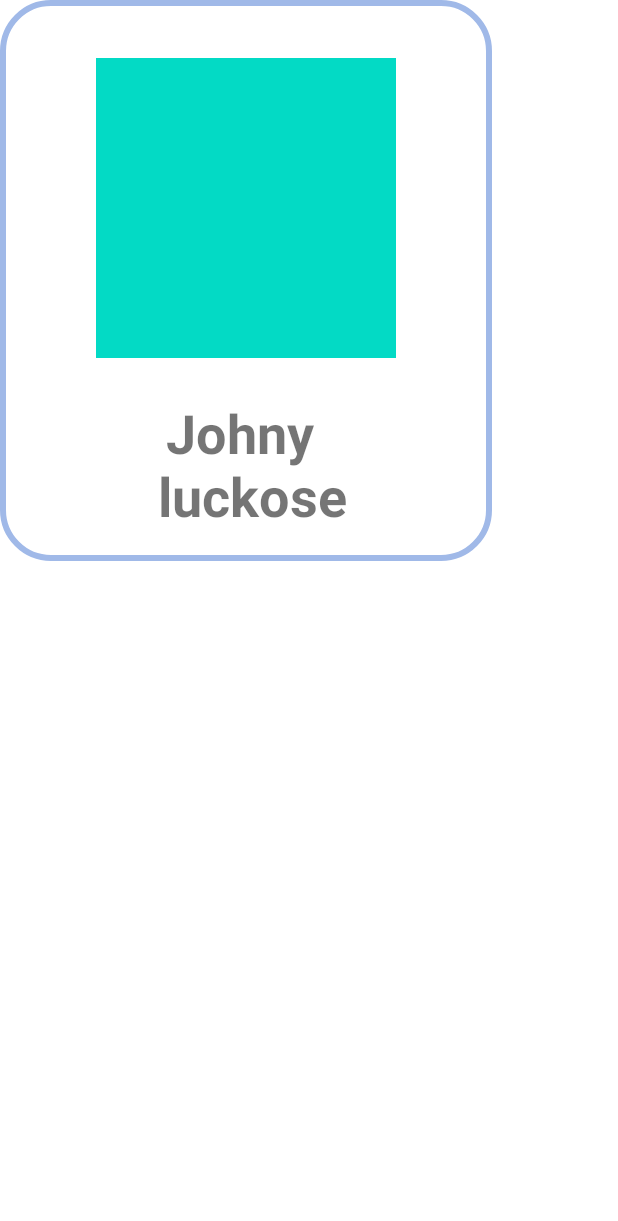
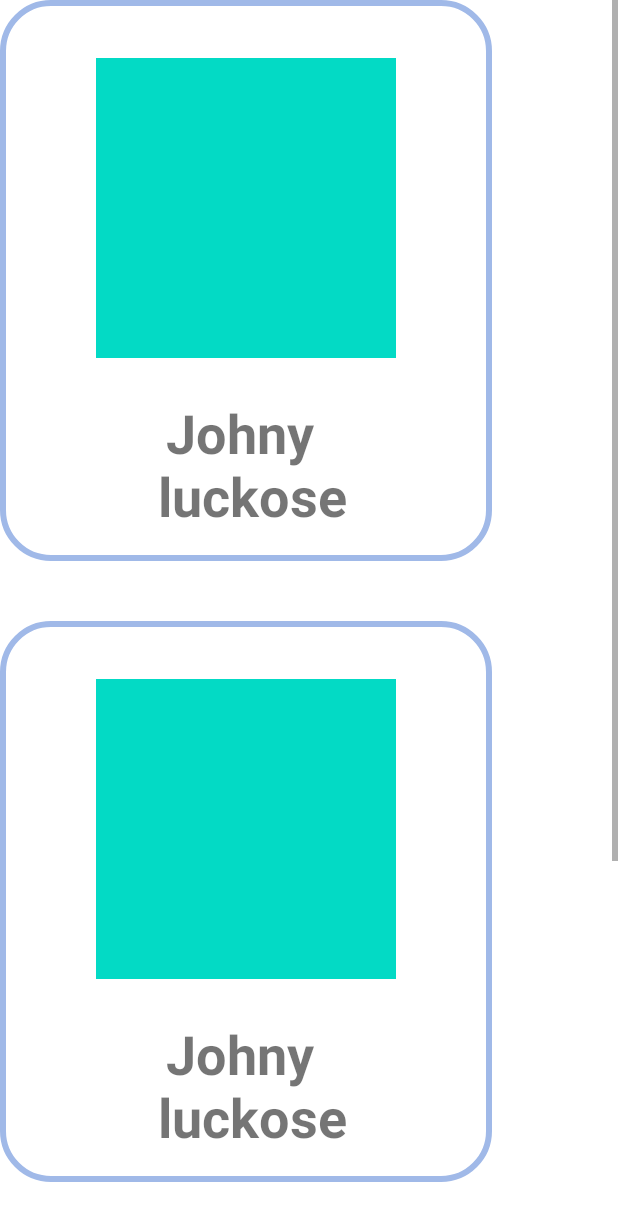
Before and after one commit to ShubhamVats1256/hipla-hybrid, an Android app: the layout fragment_application.xml on its own in the app's theme, with its tools: preview values and no code run, on a phone screen of 412 x 824 dp. Shown: the top 1221 px of the screen. Run offline under Robolectric (Android 15) with nearby library versions, the phone set to English and light mode, and no system bars.

Commit message:
application home screen

```diff
--- /dev/null
+++ b/app/src/main/java/com/hipla/channel/common/Constant.kt
@@ -0,0 +1,5 @@
+package com.hipla.channel.common
+
+object Constant {
+   const val EMPTY_STRING = ""
+}
--- /dev/null
+++ b/app/src/main/java/com/hipla/channel/entity/SalesUser.kt
@@ -0,0 +1,3 @@
+package com.hipla.channel.entity
+
+class SalesUser(val name: String, val profileImage: String? = null, val id: Int = 0)
--- /dev/null
+++ b/app/src/main/res/drawable-v24/circular_image_placeholder.xml
@@ -0,0 +1,4 @@
+<shape xmlns:android="http://schemas.android.com/apk/res/android"
+    android:shape="oval" >
+    <solid android:color="@color/image_placeholder" />
+</shape>
--- /dev/null
+++ b/app/src/main/res/drawable-v24/rounded_image_placeholder.xml
@@ -0,0 +1,5 @@
+<?xml version="1.0" encoding="utf-8"?>
+<shape xmlns:android="http://schemas.android.com/apk/res/android">
+    <corners android:radius="12dp" />
+    <solid android:color="@color/image_placeholder" />
+</shape>
--- a/app/src/main/res/layout/fragment_application.xml
+++ b/app/src/main/res/layout/fragment_application.xml
@@ -1,44 +1,19 @@
 <?xml version="1.0" encoding="utf-8"?>
-<androidx.constraintlayout.widget.ConstraintLayout xmlns:android="http://schemas.android.com/apk/res/android"
-    xmlns:tools="http://schemas.android.com/tools"
-    xmlns:app="http://schemas.android.com/apk/res-auto"
-    android:id="@+id/main"
-    tools:layout_margin="32dp"
-    android:background="@drawable/sales_grid_item_bg"
-    android:layout_width="@dimen/sales_grid_item_width"
-    android:layout_height="@dimen/sales_grid_item_height"
-    tools:context=".ui.ApplicationFlowFragment">
+<layout xmlns:app="http://schemas.android.com/apk/res-auto">
 
+    <androidx.constraintlayout.widget.ConstraintLayout
+        xmlns:tools="http://schemas.android.com/tools"
+        xmlns:android="http://schemas.android.com/apk/res/android"
+        android:layout_width="match_parent"
+        android:layout_height="match_parent">
 
-    <ImageView
-        android:id="@+id/profile_pic"
-        style="@style/Sales.User.ProfileImage"
-        android:layout_marginStart="@dimen/sales_grid_item_image_margin_start"
-        android:layout_marginEnd="@dimen/sales_grid_item_image_margin_end"
-        android:layout_marginTop="@dimen/sales_grid_item_image_margin_top"
-        android:layout_marginBottom="@dimen/sales_grid_item_image_margin_bottom"
-        android:background="@color/teal_200"
-        app:layout_constraintStart_toStartOf="parent"
-        app:layout_constraintEnd_toEndOf="parent"
-        app:layout_constraintTop_toTopOf="parent"
-        app:layout_constraintBottom_toTopOf="@id/name"
-        android:contentDescription="profile pic" />
+        <GridView
+            android:id="@+id/salesGridView"
+            android:layout_width="match_parent"
+            android:layout_height="match_parent"
+            android:horizontalSpacing="40dp"
+            tools:listitem="@layout/sales_grid_item"
+            android:verticalSpacing="40dp" />
 
-    <TextView
-        android:layout_width="0dp"
-        android:layout_height="wrap_content"
-        android:text="Johny \n luckose"
-        android:textStyle="bold"
-        android:textSize="36sp"
-        android:gravity="center"
-        android:id="@+id/name"
-        android:maxLines="2"
-        android:layout_marginStart="@dimen/sales_grid_item_name_margin_start"
-        android:layout_marginEnd="@dimen/sales_grid_item_name_margin_end"
-        android:layout_marginBottom="@dimen/sales_grid_item_image_margin_bottom"
-        app:layout_constraintStart_toStartOf="parent"
-        app:layout_constraintEnd_toEndOf="parent"
-        app:layout_constraintBottom_toBottomOf="parent"
-        app:layout_constraintTop_toBottomOf="@id/profile_pic"/>
-
-</androidx.constraintlayout.widget.ConstraintLayout>
+    </androidx.constraintlayout.widget.ConstraintLayout>
+</layout>
--- /dev/null
+++ b/app/src/main/res/layout/sales_grid_item.xml
@@ -0,0 +1,45 @@
+<?xml version="1.0" encoding="utf-8"?>
+<layout xmlns:app="http://schemas.android.com/apk/res-auto">
+
+    <androidx.constraintlayout.widget.ConstraintLayout xmlns:android="http://schemas.android.com/apk/res/android"
+        xmlns:tools="http://schemas.android.com/tools"
+        android:id="@+id/main"
+        android:layout_width="@dimen/sales_grid_item_width"
+        android:layout_height="@dimen/sales_grid_item_height"
+        android:background="@drawable/sales_grid_item_bg"
+        tools:context=".ui.ApplicationFlowFragment"
+        tools:layout_margin="32dp">
+
+        <ImageView
+            android:id="@+id/profile_pic"
+            style="@style/Sales.User.ProfileImage"
+            android:layout_marginStart="@dimen/sales_grid_item_image_margin_start"
+            android:layout_marginTop="@dimen/sales_grid_item_image_margin_top"
+            android:layout_marginEnd="@dimen/sales_grid_item_image_margin_end"
+            android:layout_marginBottom="@dimen/sales_grid_item_image_margin_bottom"
+            android:background="@color/teal_200"
+            android:contentDescription="profile pic"
+            app:layout_constraintBottom_toTopOf="@id/name"
+            app:layout_constraintEnd_toEndOf="parent"
+            app:layout_constraintStart_toStartOf="parent"
+            app:layout_constraintTop_toTopOf="parent" />
+
+        <TextView
+            android:id="@+id/name"
+            android:layout_width="0dp"
+            android:layout_height="wrap_content"
+            android:layout_marginStart="@dimen/sales_grid_item_name_margin_start"
+            android:layout_marginEnd="@dimen/sales_grid_item_name_margin_end"
+            android:layout_marginBottom="@dimen/sales_grid_item_image_margin_bottom"
+            android:gravity="center"
+            android:maxLines="2"
+            android:text="Johny \n luckose"
+            android:textSize="36sp"
+            android:textStyle="bold"
+            app:layout_constraintBottom_toBottomOf="parent"
+            app:layout_constraintEnd_toEndOf="parent"
+            app:layout_constraintStart_toStartOf="parent"
+            app:layout_constraintTop_toBottomOf="@id/profile_pic" />
+
+    </androidx.constraintlayout.widget.ConstraintLayout>
+</layout>
--- a/app/src/main/res/values/colors.xml
+++ b/app/src/main/res/values/colors.xml
@@ -15,4 +15,7 @@
     <color name="sales_grid_item_bg">#FFFFFF</color>
     <color name="sales_grid_item_border">#A0B9E8</color>
 
+    <color name="image_placeholder">@android:color/darker_gray</color>
+
+    image_placeholder
 </resources>
--- a/app/src/main/res/values/dimens.xml
+++ b/app/src/main/res/values/dimens.xml
@@ -5,6 +5,10 @@
     <dimen name="appbar_padding">16dp</dimen>
     <dimen name="fab_margin">16dp</dimen>
     <dimen name="appbar_padding_top">8dp</dimen>
+
+
+
+    <dimen name="rounded_image_default_corner_radius">12dp</dimen>
 
 
     <dimen name="sales_grid_item_width">328dp</dimen>
```
Also changed, not shown: app/build.gradle (+15 -4 lines), app/src/main/java/com/hipla/channel/common/LogConstant.kt (added, +8 -0 lines), app/src/main/java/com/hipla/channel/common/Utils.kt (added, +89 -0 lines), app/src/main/java/com/hipla/channel/common/image/GlideLogging.kt (added, +30 -0 lines), app/src/main/java/com/hipla/channel/common/image/ImageUtils.kt (added, +134 -0 lines), app/src/main/java/com/hipla/channel/extension.kt (added, +22 -0 lines), app/src/main/java/com/hipla/channel/ui/ApplicationFlowFragment.kt (+27 -11 lines), app/src/main/java/com/hipla/channel/ui/adapter/SalesGridAdapter.kt (added, +56 -0 lines), app/src/main/java/com/hipla/channel/ui/adapter/SalesRecyclerAdapter.kt (added, +36 -0 lines), build.gradle (+14 -0 lines).
